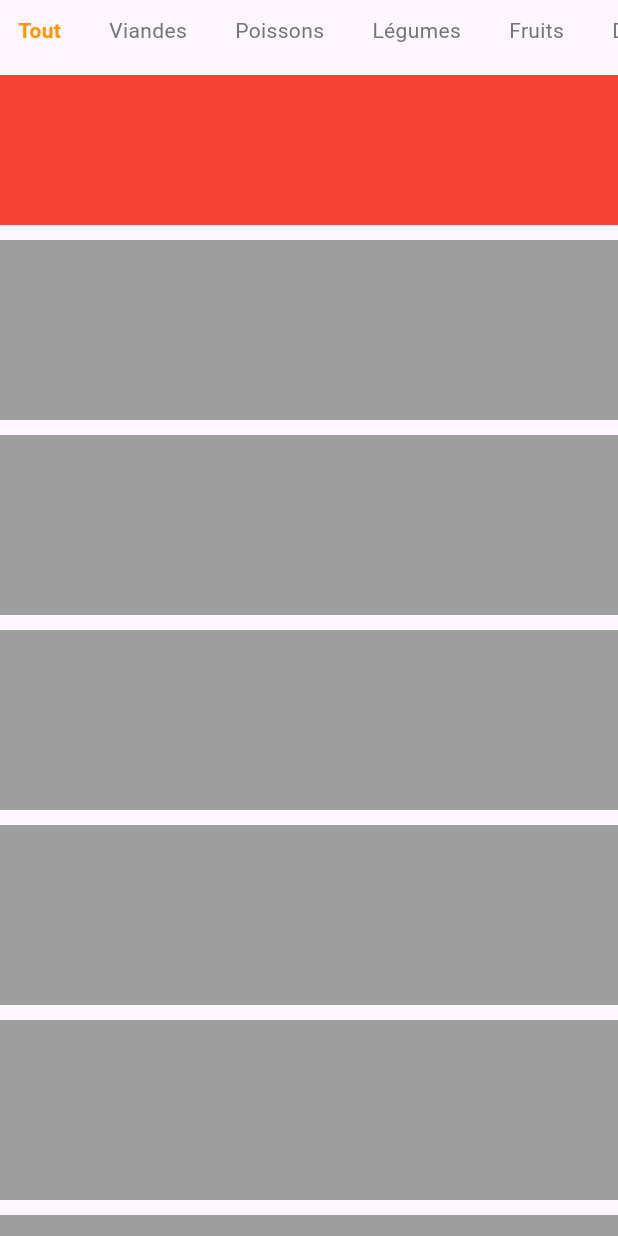
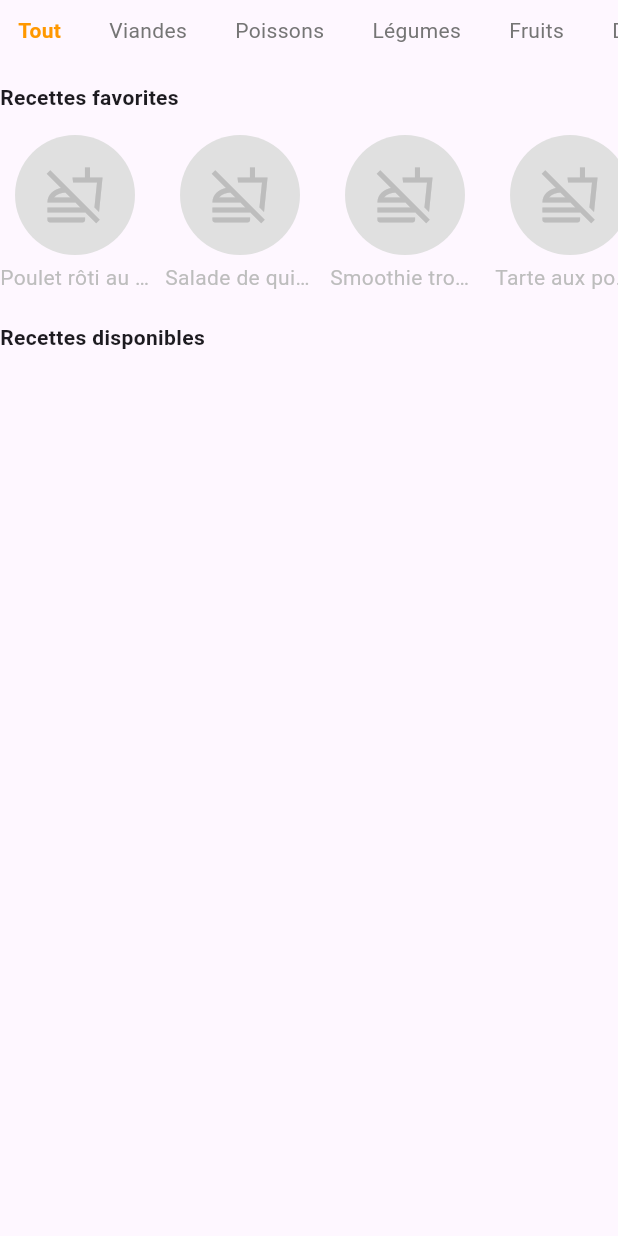
Before and after one commit to BenjiLeLoustik/PetitChef, a Flutter app: the Home widget shown alone on an empty page, opened directly, on a phone screen of 412 x 824 dp. Run offline on Flutter 3.47's test engine with Material 3 defaults, Android fonts, the phone set to English and light mode, and no system bars.

Commit message:
Add favorite recipes section with horizontal scroll and navigation

```diff
--- a/lib/screens/views/home.dart
+++ b/lib/screens/views/home.dart
@@ -10,6 +10,7 @@ class Home extends StatefulWidget {
 
 class _HomeState extends State<Home> {
   String activeCategory = 'Tout';
+  String activeRecipe = '';
 
   final List<String> categories = [
     'Tout',
@@ -42,6 +43,13 @@ class _HomeState extends State<Home> {
     'Cocktails',
   ];
 
+  final List<Map<String, String>> favoriteRecipes = [
+    {'id': '1', 'image': '', 'name': 'Poulet rôti au miel'},
+    {'id': '2', 'image': '', 'name': 'Salade de quinoa aux légumes'},
+    {'id': '3', 'image': '', 'name': 'Smoothie tropical'},
+    {'id': '4', 'image': '', 'name': 'Tarte aux pommes'}
+  ];
+
   @override
   Widget build(BuildContext context) {
     return Column(
@@ -64,26 +72,128 @@ class _HomeState extends State<Home> {
             ),
           ),
         ),
-        SizedBox(height: 10),
-        Container(height: 100, color: Colors.red),
-        SizedBox(height: 10),
+        Container(
+          padding: EdgeInsets.symmetric(vertical: 15, horizontal: 0),
+          width: double.infinity,
+          child: Text('Recettes favorites', style: TextStyle(fontWeight: FontWeight.bold)),
+        ),
+        Container(
+          width: double.infinity,
+          child: SingleChildScrollView(
+            scrollDirection: Axis.horizontal,
+            child: Row(
+              crossAxisAlignment: CrossAxisAlignment.start,
+              mainAxisAlignment: MainAxisAlignment.start,
+              children: favoriteRecipes.map((recipe) {
+                final id = recipe['id']!;
+                final name = recipe['name']!;
+                final image = recipe['image']!;
+                final isActive = activeRecipe == name;
+                return Padding(
+                  padding: const EdgeInsets.only(right: 10),
+                  child: FavoriteRecipeButton(
+                    id: id,
+                    name: name,
+                    image: image,
+                    isActive: isActive,
+                    onTap: () => setState(() => activeRecipe = name),
+                  ),
+                );
+              }).toList(),
+            ),
+          ),
+        ),
+        Container(
+          padding: EdgeInsets.symmetric(vertical: 20, horizontal: 0),
+          width: double.infinity,
+          child: Text('Recettes disponibles', style: TextStyle(fontWeight: FontWeight.bold)),
+        ),
         Column(
           children: [
-            Container(height: 120, color: Colors.grey),
-            SizedBox(height: 10),
-            Container(height: 120, color: Colors.grey),
-            SizedBox(height: 10),
-            Container(height: 120, color: Colors.grey),
-            SizedBox(height: 10),
-            Container(height: 120, color: Colors.grey),
-            SizedBox(height: 10),
-            Container(height: 120, color: Colors.grey),
-            SizedBox(height: 10),
-            Container(height: 120, color: Colors.grey),
-            SizedBox(height: 10),
+
           ],
         ),
       ],
     );
   }
 }
+
+class FavoriteRecipeButton extends StatefulWidget {
+  final String id;
+  final String name;
+  final String? image;
+  final bool isActive;
+  final VoidCallback onTap;
+
+  const FavoriteRecipeButton({
+    super.key,
+    required this.id,
+    required this.name,
+    this.image,
+    required this.isActive,
+    required this.onTap,
+  });
+
+  @override
+  State<FavoriteRecipeButton> createState() => _FavoriteRecipeButtonState();
+}
+
+class _FavoriteRecipeButtonState extends State<FavoriteRecipeButton> {
+  bool isHovered = false;
+
+  @override
+  Widget build(BuildContext context) {
+    final Color borderColor = widget.isActive
+        ? Colors.orange
+        : isHovered
+        ? Colors.grey[800]!
+        : Colors.grey[400]!;
+
+    return MouseRegion(
+      onEnter: (_) => setState(() => isHovered = true),
+      onExit: (_) => setState(() => isHovered = false),
+      child: GestureDetector(
+        onTap: (){
+          widget.onTap();
+          Navigator.of(context).pushNamed('/recipe/${widget.id}');
+        },
+        child: Container(
+          width: 100,
+          child: Column(
+            crossAxisAlignment: CrossAxisAlignment.center,
+            children: [
+              ClipRRect(
+                borderRadius: BorderRadius.circular(100),
+                child: widget.image != null && widget.image!.isNotEmpty
+                    ? Image.asset(
+                  widget.image!,
+                  width: 80,
+                  height: 80,
+                  fit: BoxFit.cover,
+                )
+                    : Container(
+                  width: 80,
+                  height: 80,
+                  color: Colors.grey[300],
+                  child: Icon(Icons.no_food_outlined, size: 40, color: Colors.grey[400]),
+                ),
+              ),
+              SizedBox(height: 5),
+              Text(
+                widget.name,
+                maxLines: 1,
+                overflow: TextOverflow.ellipsis,
+                style: TextStyle(
+                  fontWeight: widget.isActive
+                      ? FontWeight.bold
+                      : FontWeight.normal,
+                  color: borderColor,
+                ),
+              ),
+            ],
+          ),
+        ),
+      ),
+    );
+  }
+}
```
